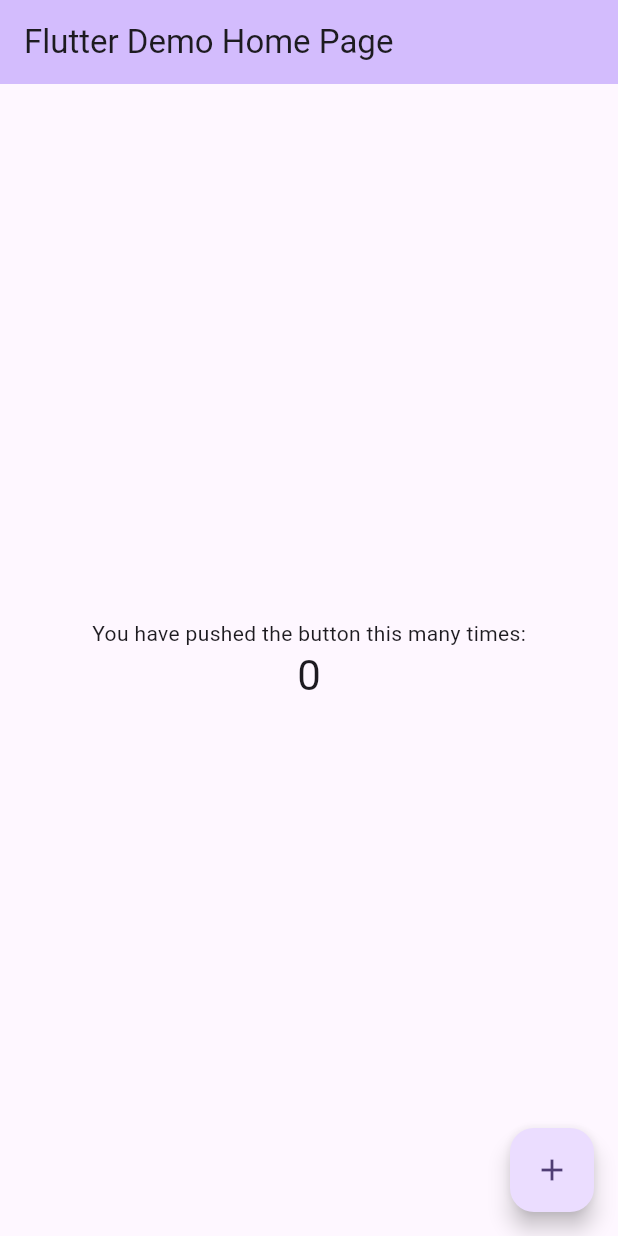
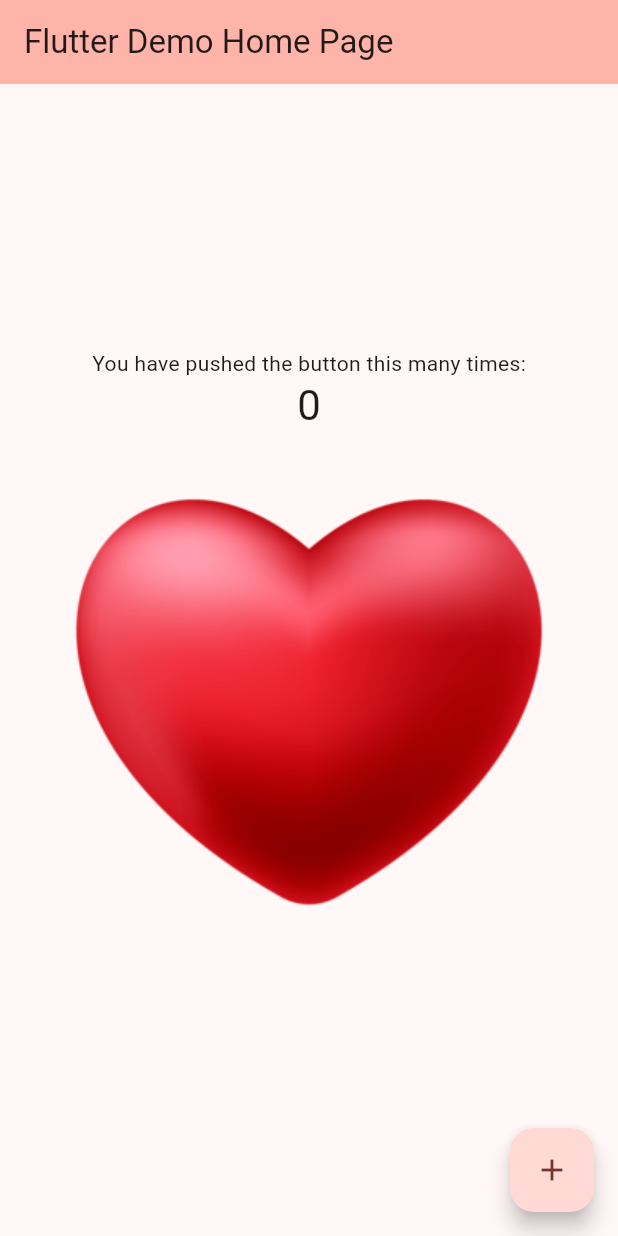
Before and after one commit to skylerplumley/valentine, a Flutter app: the screen it shows after launch, on a phone screen of 412 x 824 dp. Run offline on Flutter 3.47's test engine with Material 3 defaults, Android fonts, the phone set to English and light mode, and no system bars.

```diff
--- a/lib/main.dart
+++ b/lib/main.dart
@@ -28,7 +28,7 @@ class MyApp extends StatelessWidget {
         //
         // This works for code too, not just values: Most code changes can be
         // tested with just a hot reload.
-        colorScheme: ColorScheme.fromSeed(seedColor: Colors.deepPurple),
+        colorScheme: ColorScheme.fromSeed(seedColor: Colors.red),
         useMaterial3: true,
       ),
       home: const MyHomePage(title: 'Flutter Demo Home Page'),
@@ -70,12 +70,6 @@ class _MyHomePageState extends State<MyHomePage> {
 
   @override
   Widget build(BuildContext context) {
-    // This method is rerun every time setState is called, for instance as done
-    // by the _incrementCounter method above.
-    //
-    // The Flutter framework has been optimized to make rerunning build methods
-    // fast, so that you can just rebuild anything that needs updating rather
-    // than having to individually change instances of widgets.
     return Scaffold(
       appBar: AppBar(
         // TRY THIS: Try changing the color here to a specific color (to
@@ -90,19 +84,6 @@ class _MyHomePageState extends State<MyHomePage> {
         // Center is a layout widget. It takes a single child and positions it
         // in the middle of the parent.
         child: Column(
-          // Column is also a layout widget. It takes a list of children and
-          // arranges them vertically. By default, it sizes itself to fit its
-          // children horizontally, and tries to be as tall as its parent.
-          //
-          // Column has various properties to control how it sizes itself and
-          // how it positions its children. Here we use mainAxisAlignment to
-          // center the children vertically; the main axis here is the vertical
-          // axis because Columns are vertical (the cross axis would be
-          // horizontal).
-          //
-          // TRY THIS: Invoke "debug painting" (choose the "Toggle Debug Paint"
-          // action in the IDE, or press "p" in the console), to see the
-          // wireframe for each widget.
           mainAxisAlignment: MainAxisAlignment.center,
           children: <Widget>[
             const Text(
@@ -112,6 +93,7 @@ class _MyHomePageState extends State<MyHomePage> {
               '$_counter',
               style: Theme.of(context).textTheme.headlineMedium,
             ),
+            Image.asset('assets/heartnew.png')
           ],
         ),
       ),
--- a/pubspec.yaml
+++ b/pubspec.yaml
@@ -58,9 +58,8 @@ flutter:
   uses-material-design: true
 
   # To add assets to your application, add an assets section, like this:
-  # assets:
-  #   - images/a_dot_burr.jpeg
-  #   - images/a_dot_ham.jpeg
+  assets:
+  - assets/heartnew.png
 
   # An image asset can refer to one or more resolution-specific "variants", see
   # https://flutter.dev/to/resolution-aware-images
```
Also changed, not shown: assets/heartnew.png (added).
